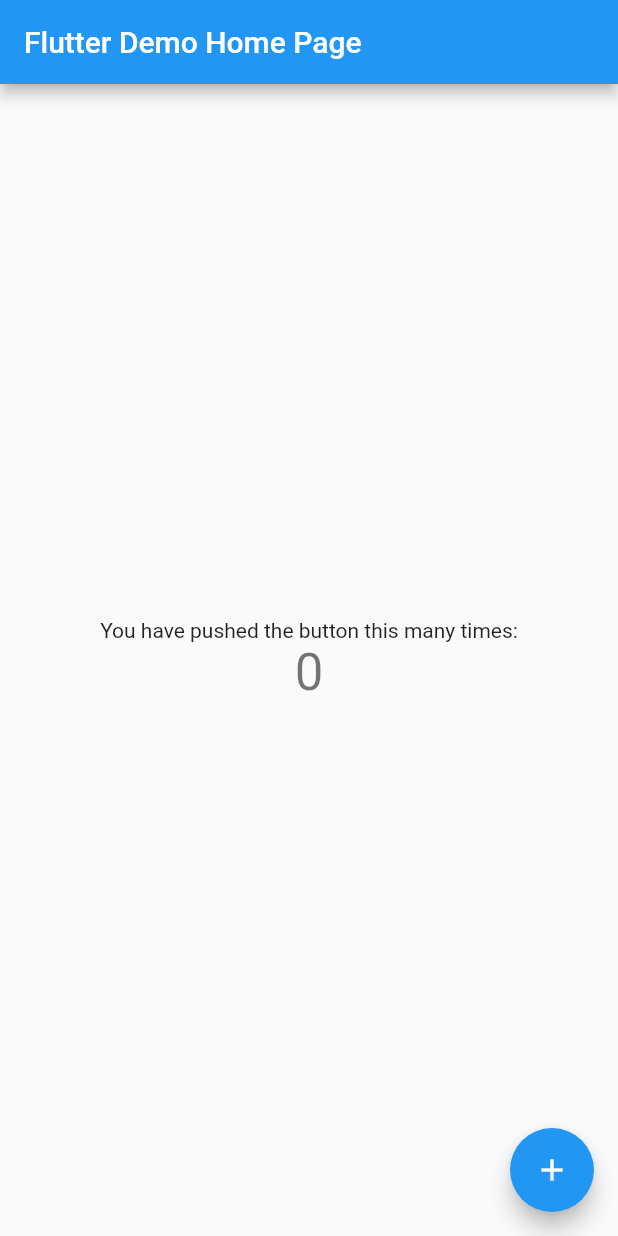
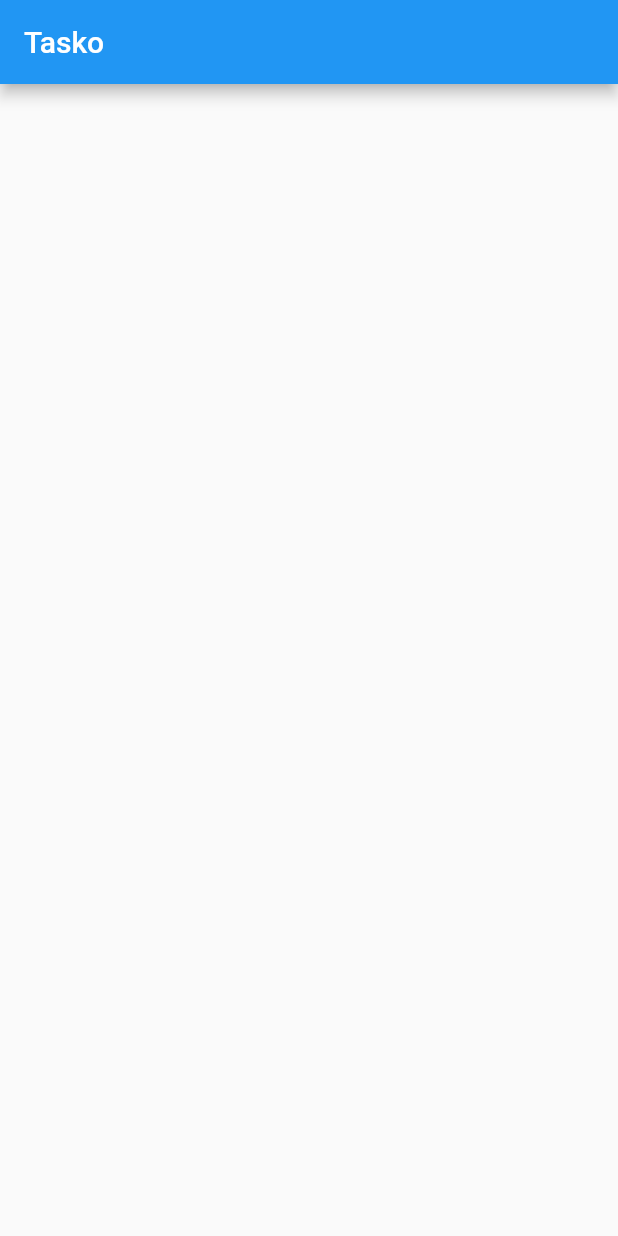
Before and after one commit to rizentium/tasko, a Flutter app: the screen it shows after launch, on a phone screen of 412 x 824 dp. Run offline on Flutter 3.47's test engine with Material 2 defaults, Android fonts, the phone set to English and light mode, and no system bars.

Commit message:
feat(feature): add initial home screen

```diff
--- /dev/null
+++ b/lib/feature/home/screen/home.dart
@@ -0,0 +1,14 @@
+import 'package:flutter/material.dart';
+
+class HomeScreen extends StatelessWidget {
+  const HomeScreen({super.key});
+
+  @override
+  Widget build(BuildContext context) {
+    return Scaffold(
+      appBar: AppBar(
+        title: const Text('Tasko'),
+      ),
+    );
+  }
+}
--- a/lib/main.dart
+++ b/lib/main.dart
@@ -1,4 +1,7 @@
 import 'package:flutter/material.dart';
+
+import 'core/design_system/theme/theme.dart';
+import 'feature/home/screen/home.dart';
 
 void main() {
   runApp(const MyApp());
@@ -11,105 +14,9 @@ class MyApp extends StatelessWidget {
   @override
   Widget build(BuildContext context) {
     return MaterialApp(
-      title: 'Flutter Demo',
-      theme: ThemeData(
-        // This is the theme of your application.
-        //
-        // Try running your application with "flutter run". You'll see the
-        // application has a blue toolbar. Then, without quitting the app, try
-        // changing the primarySwatch below to Colors.green and then invoke
-        // "hot reload" (press "r" in the console where you ran "flutter run",
-        // or simply save your changes to "hot reload" in a Flutter IDE).
-        // Notice that the counter didn't reset back to zero; the application
-        // is not restarted.
-        primarySwatch: Colors.blue,
-      ),
-      home: const MyHomePage(title: 'Flutter Demo Home Page'),
+      title: 'Tasko',
+      theme: TaskoThemes.basic,
+      home: const HomeScreen(),
     );
   }
 }
-
-class MyHomePage extends StatefulWidget {
-  const MyHomePage({super.key, required this.title});
-
-  // This widget is the home page of your application. It is stateful, meaning
-  // that it has a State object (defined below) that contains fields that affect
-  // how it looks.
-
-  // This class is the configuration for the state. It holds the values (in this
-  // case the title) provided by the parent (in this case the App widget) and
-  // used by the build method of the State. Fields in a Widget subclass are
-  // always marked "final".
-
-  final String title;
-
-  @override
-  State<MyHomePage> createState() => _MyHomePageState();
-}
-
-class _MyHomePageState extends State<MyHomePage> {
-  int _counter = 0;
-
-  void _incrementCounter() {
-    setState(() {
-      // This call to setState tells the Flutter framework that something has
-      // changed in this State, which causes it to rerun the build method below
-      // so that the display can reflect the updated values. If we changed
-      // _counter without calling setState(), then the build method would not be
-      // called again, and so nothing would appear to happen.
-      _counter++;
-    });
-  }
-
-  @override
-  Widget build(BuildContext context) {
-    // This method is rerun every time setState is called, for instance as done
-    // by the _incrementCounter method above.
-    //
-    // The Flutter framework has been optimized to make rerunning build methods
-    // fast, so that you can just rebuild anything that needs updating rather
-    // than having to individually change instances of widgets.
-    return Scaffold(
-      appBar: AppBar(
-        // Here we take the value from the MyHomePage object that was created by
-        // the App.build method, and use it to set our appbar title.
-        title: Text(widget.title),
-      ),
-      body: Center(
-        // Center is a layout widget. It takes a single child and positions it
-        // in the middle of the parent.
-        child: Column(
-          // Column is also a layout widget. It takes a list of children and
-          // arranges them vertically. By default, it sizes itself to fit its
-          // children horizontally, and tries to be as tall as its parent.
-          //
-          // Invoke "debug painting" (press "p" in the console, choose the
-          // "Toggle Debug Paint" action from the Flutter Inspector in Android
-          // Studio, or the "Toggle Debug Paint" command in Visual Studio Code)
-          // to see the wireframe for each widget.
-          //
-          // Column has various properties to control how it sizes itself and
-          // how it positions its children. Here we use mainAxisAlignment to
-          // center the children vertically; the main axis here is the vertical
-          // axis because Columns are vertical (the cross axis would be
-          // horizontal).
-          mainAxisAlignment: MainAxisAlignment.center,
-          children: <Widget>[
-            const Text(
-              'You have pushed the button this many times:',
-            ),
-            Text(
-              '$_counter',
-              style: Theme.of(context).textTheme.headlineMedium,
-            ),
-          ],
-        ),
-      ),
-      floatingActionButton: FloatingActionButton(
-        onPressed: _incrementCounter,
-        tooltip: 'Increment',
-        child: const Icon(Icons.add),
-      ), // This trailing comma makes auto-formatting nicer for build methods.
-    );
-  }
-}
```
